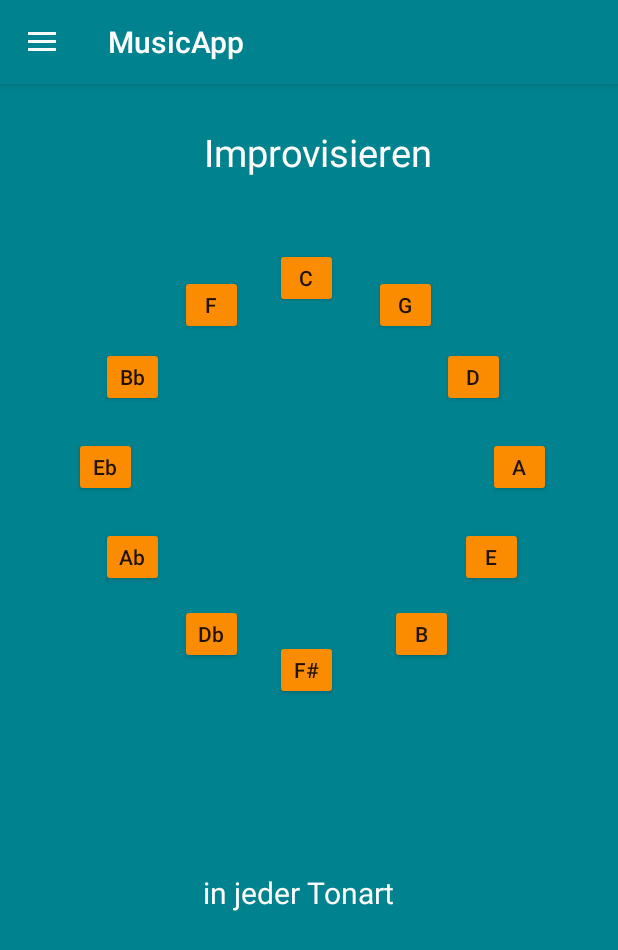
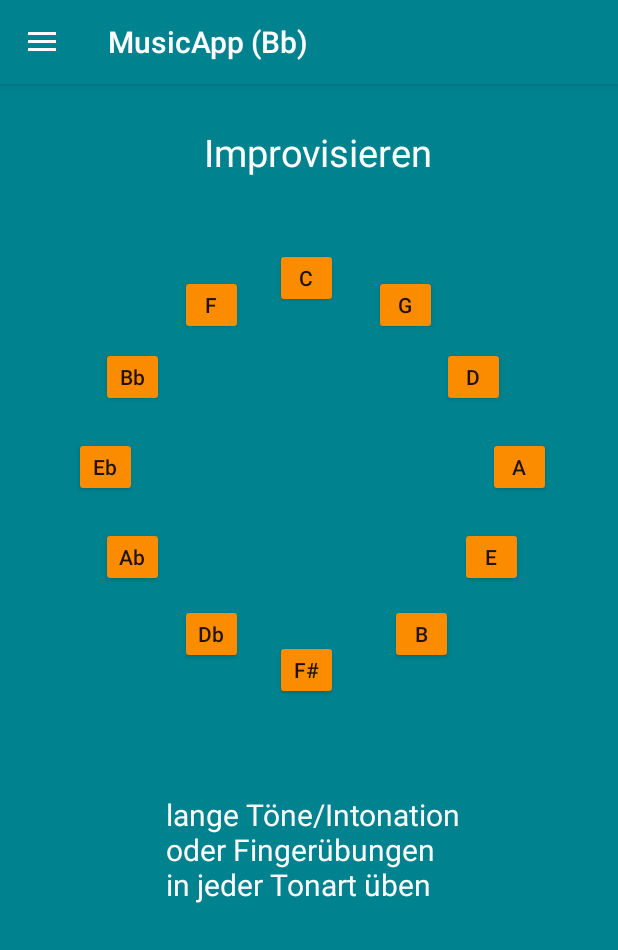
Before and after one commit to deftone/MusicApp, an Android app: the screen it shows after launch (MainActivity), in the side drawer, after a tap on "Tonarten/Songs", on a phone screen of 412 x 824 dp. Shown: the top 950 px of the screen. Run offline under Robolectric (Android 15) with nearby library versions, the light colour scheme and no system bars; our stand-ins replace ButterKnife.

Commit message:
mehrere kleine layout anpassungen

```diff
--- a/app/src/main/java/de/deftone/musicapp/activity/MainActivity.java
+++ b/app/src/main/java/de/deftone/musicapp/activity/MainActivity.java
@@ -29,8 +29,7 @@ public class MainActivity extends AppCompatActivity
         setContentView(R.layout.activity_main);
         Toolbar toolbar = findViewById(R.id.toolbar);
         setSupportActionBar(toolbar);
-        //todo: add instrument to title und auch immer aktualisieren, wenn gewechselt wurde!
-        toolbar.setTitle(R.string.app_name + "(" + InstrumentFragment.getInstrument() + ")");
+        getSupportActionBar().setTitle(getString(R.string.app_name) + " (" + InstrumentFragment.getInstrument() + ")");
 
         DrawerLayout drawer = findViewById(R.id.drawer_layout);
         ActionBarDrawerToggle toggle = new ActionBarDrawerToggle(
--- a/app/src/main/java/de/deftone/musicapp/fragment/InstrumentFragment.java
+++ b/app/src/main/java/de/deftone/musicapp/fragment/InstrumentFragment.java
@@ -3,7 +3,7 @@ package de.deftone.musicapp.fragment;
 import android.content.Context;
 import android.os.Bundle;
 import android.support.v4.app.Fragment;
-import android.support.v4.app.FragmentActivity;
+import android.support.v7.app.AppCompatActivity;
 import android.view.LayoutInflater;
 import android.view.View;
 import android.view.ViewGroup;
@@ -22,22 +22,22 @@ import de.deftone.musicapp.model.KeyData;
 
 public class InstrumentFragment extends Fragment {
 
-    //todo: title anpassen, wenn instrument gewechselt wurde
-
     @BindView(R.id.instrument_spinner)
     Spinner instrumentSpinner;
 
-    public static final String INTENT_SCALE_EXTRA = "scale";
     private static KeyData instrument = KeyData.BB;
 
     public InstrumentFragment() {
         // Required empty public constructor
     }
 
-    public static void setInstrument(KeyData keyData) {
+    public static boolean setInstrument(KeyData keyData) {
         if (instrument == KeyData.C || instrument == KeyData.BB
-                || instrument == KeyData.EB)
+                || instrument == KeyData.EB) {
             instrument = keyData;
+            return true;
+        }
+        return false;
     }
 
     public static KeyData getInstrument() {
@@ -76,7 +76,10 @@ public class InstrumentFragment extends Fragment {
             @Override
             public void onItemSelected(AdapterView<?> adapterView, View view, int i, long l) {
                 KeyData selectedInstrument = (KeyData) instrumentSpinner.getItemAtPosition(i);
-                setInstrument(selectedInstrument);
+                boolean changed = setInstrument(selectedInstrument);
+                if (changed) { //todo: nullpointer
+                    ((AppCompatActivity) getActivity()).getSupportActionBar().setTitle(getString(R.string.app_name) + " (" + InstrumentFragment.getInstrument() + ")");
+                }
             }
 
             @Override
--- a/app/src/main/res/layout/fragment_circle.xml
+++ b/app/src/main/res/layout/fragment_circle.xml
@@ -181,11 +181,14 @@
             app:layout_constraintTop_toTopOf="parent" />
 
         <TextView
-            android:layout_width="350dp"
-            android:layout_height="35dp"
-            android:layout_marginStart="135dp"
-            android:layout_marginTop="525dp"
-            android:text="in jeder Tonart"
+            android:layout_width="550dp"
+            android:layout_height="200dp"
+            android:layout_marginStart="50dp"
+            android:layout_marginTop="450dp"
+            android:text="\n
+            lange Töne/Intonation \n
+            oder Fingerübungen \n
+            in jeder Tonart üben"
             android:textColor="@color/white"
             android:textSize="20dp"
             app:layout_constraintStart_toStartOf="parent"
```
